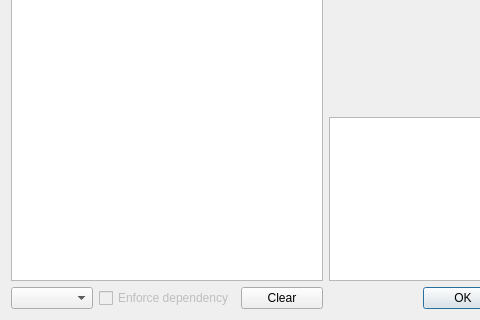
First picture: the form in trunk/qtui/ips.ui, repository svn2github/mameplus, before the edit; both pictures show x 0 to 480 and y 140 to 460 of the 600 by 460 pixel window.
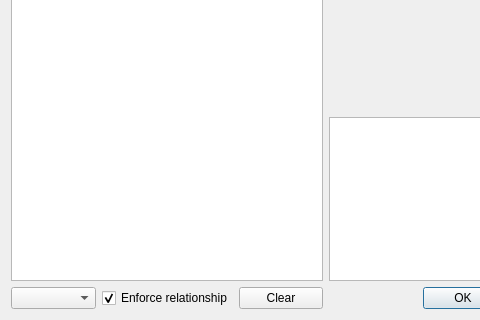
Second picture: the form after the edit.

Commit message: 1.3b6 - checked disconn/conn SIGNALS - IPS Language and Enforce relationship option - crash on console folder

Diff of the .ui file:
```diff
--- a/trunk/qtui/ips.ui
+++ b/trunk/qtui/ips.ui
@@ -68,14 +68,11 @@
    </item>
    <item row="2" column="1" >
     <widget class="QCheckBox" name="chkDepend" >
-     <property name="enabled" >
-      <bool>false</bool>
-     </property>
      <property name="text" >
-      <string>Enforce dependency</string>
+      <string>Enforce relationship</string>
      </property>
      <property name="checked" >
-      <bool>false</bool>
+      <bool>true</bool>
      </property>
      <property name="tristate" >
       <bool>false</bool>
```
The commit also changes 14 other files.
